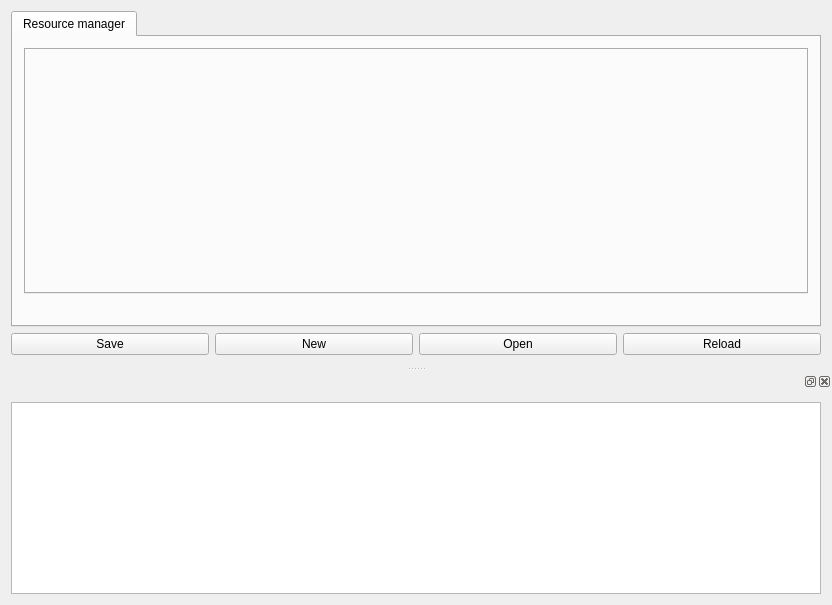
Above: src/wte/ui/WtEditor.ui from spiricn/Wt before the change. Below: the same form after it.
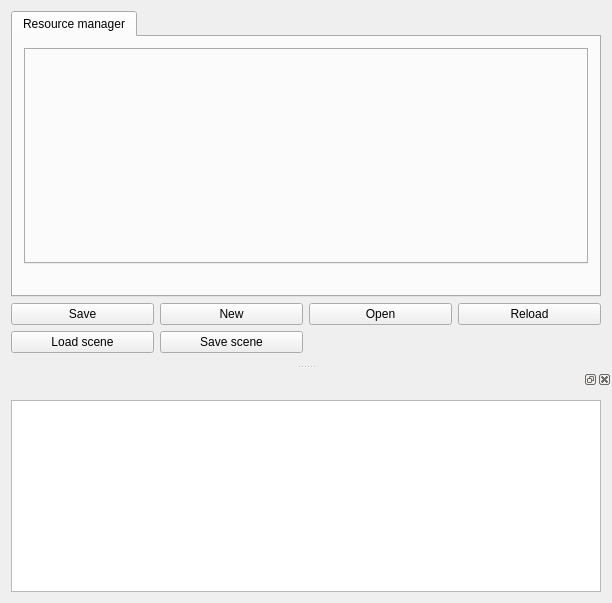
That is the form after the change.

Commit message: Scene serialization revamped

The edit to the form file:
```diff
--- a/src/wte/ui/WtEditor.ui
+++ b/src/wte/ui/WtEditor.ui
@@ -6,8 +6,8 @@
    <rect>
     <x>0</x>
     <y>0</y>
-    <width>832</width>
-    <height>605</height>
+    <width>612</width>
+    <height>603</height>
    </rect>
   </property>
   <property name="windowTitle">
@@ -76,6 +76,20 @@
       </widget>
      </widget>
     </item>
+    <item row="4" column="0">
+     <widget class="QPushButton" name="pushButton_4">
+      <property name="text">
+       <string>Load scene</string>
+      </property>
+     </widget>
+    </item>
+    <item row="4" column="1">
+     <widget class="QPushButton" name="pushButton_5">
+      <property name="text">
+       <string>Save scene</string>
+      </property>
+     </widget>
+    </item>
    </layout>
   </widget>
   <widget class="QMenuBar" name="menuBar">
```
Left out of the diff: 56 changed lines with no effect on the pictures. The commit also changes 27 other files.
